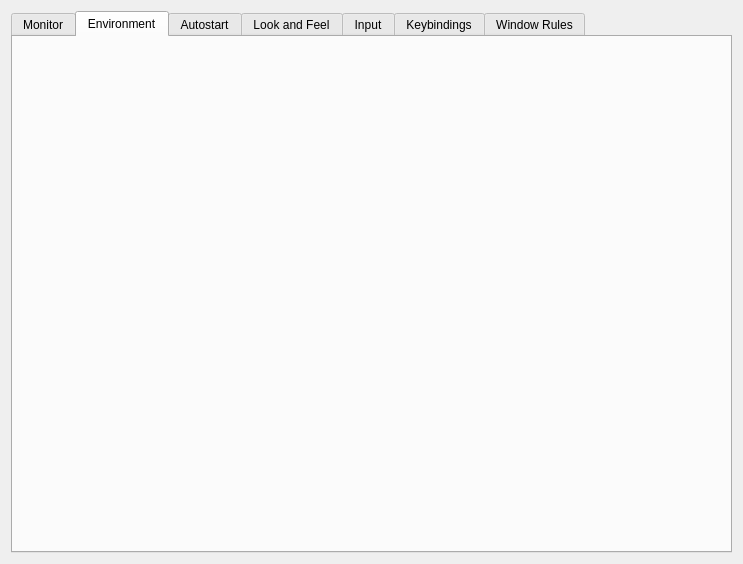
Before: the Qt Designer form widget.ui in EST2374/hypr-set, drawn with Qt 5.
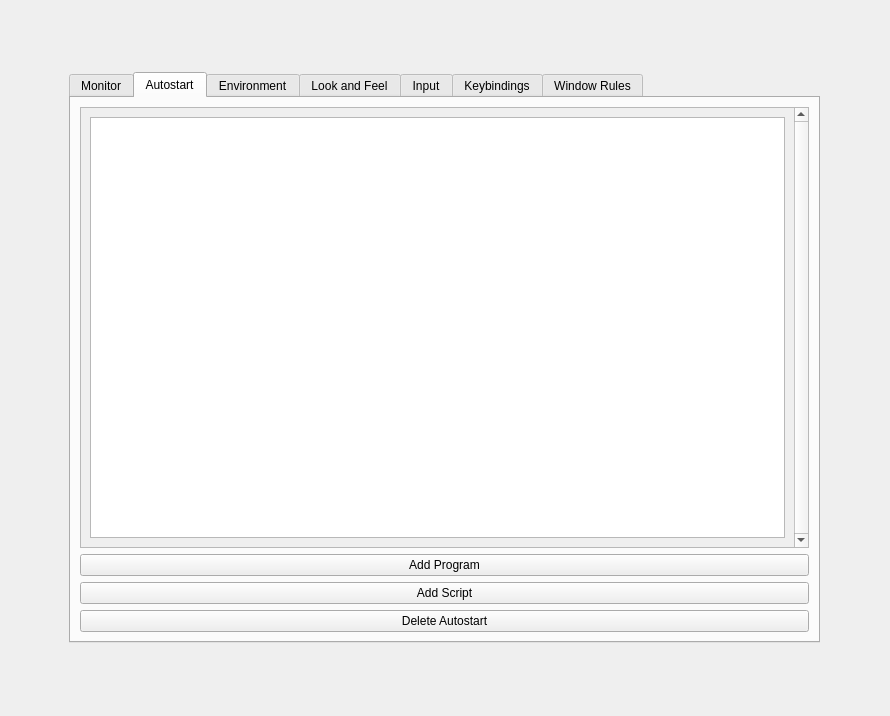
After: the same form once the commit is applied. The open tabs and pages were chosen to show the change.

Commit message: autostart beta

What changed in the file:
```diff
--- a/widget.ui
+++ b/widget.ui
@@ -6,21 +6,21 @@
    <rect>
     <x>0</x>
     <y>0</y>
-    <width>743</width>
-    <height>564</height>
+    <width>890</width>
+    <height>716</height>
    </rect>
   </property>
   <property name="windowTitle">
    <string>Form</string>
   </property>
-  <layout class="QVBoxLayout" name="verticalLayout_2">
+  <layout class="QHBoxLayout" name="horizontalLayout_10">
    <item>
     <widget class="QTabWidget" name="Menu_settings">
      <property name="enabled">
       <bool>true</bool>
      </property>
      <property name="sizePolicy">
-      <sizepolicy hsizetype="Expanding" vsizetype="Expanding">
+      <sizepolicy hsizetype="Fixed" vsizetype="Maximum">
        <horstretch>0</horstretch>
        <verstretch>0</verstretch>
       </sizepolicy>
@@ -38,15 +38,10 @@
       <attribute name="title">
        <string>Monitor</string>
       </attribute>
-      <widget class="QWidget" name="">
-       <property name="geometry">
-        <rect>
-         <x>10</x>
-         <y>30</y>
-         <width>301</width>
-         <height>291</height>
-        </rect>
-       </property>
+      <layout class="QVBoxLayout" name="verticalLayout_2">
+       <item>
+        <layout class="QVBoxLayout" name="verticalLayout_6">
+         <item>
        <layout class="QVBoxLayout" name="verticalLayout">
         <item>
          <layout class="QHBoxLayout" name="horizontalLayout">
@@ -105,19 +100,111 @@
          </layout>
         </item>
        </layout>
-      </widget>
+         </item>
+         <item>
+          <widget class="QPushButton" name="apply_button">
+           <property name="text">
+            <string>Apply</string>
+           </property>
+          </widget>
+         </item>
+        </layout>
+       </item>
+      </layout>
      </widget>
-     <widget class="QWidget" name="tab_2">
-      <attribute name="title">
-       <string>Environment</string>
-      </attribute>
-     </widget>
-     <widget class="QWidget" name="tab_3">
+     <widget class="QWidget" name="auto_tab">
       <attribute name="title">
        <string>Autostart</string>
       </attribute>
-     </widget>
-     <widget class="QWidget" name="tab_4">
+      <layout class="QVBoxLayout" name="verticalLayout_5">
+       <item>
+        <layout class="QHBoxLayout" name="horizontalLayout_7">
+         <item>
+          <layout class="QVBoxLayout" name="verticalLayout_3">
+           <item>
+            <widget class="QScrollArea" name="scrollArea">
+             <property name="verticalScrollBarPolicy">
+              <enum>Qt::ScrollBarPolicy::ScrollBarAlwaysOn</enum>
+             </property>
+             <property name="widgetResizable">
+              <bool>true</bool>
+             </property>
+             <widget class="QWidget" name="scrollAreaWidgetContents">
+              <property name="geometry">
+               <rect>
+                <x>0</x>
+                <y>0</y>
+                <width>709</width>
+                <height>435</height>
+               </rect>
+              </property>
+              <layout class="QVBoxLayout" name="verticalLayout_4">
+               <item>
+                <widget class="QListWidget" name="current_autostart">
+                 <property name="sizePolicy">
+                  <sizepolicy hsizetype="Preferred" vsizetype="Preferred">
+                   <horstretch>0</horstretch>
+                   <verstretch>0</verstretch>
+                  </sizepolicy>
+                 </property>
+                </widget>
+               </item>
+              </layout>
+             </widget>
+            </widget>
+           </item>
+           <item>
+            <widget class="QPushButton" name="add_program_button">
+             <property name="sizePolicy">
+              <sizepolicy hsizetype="Minimum" vsizetype="Fixed">
+               <horstretch>0</horstretch>
+               <verstretch>0</verstretch>
+              </sizepolicy>
+             </property>
+             <property name="text">
+              <string>Add Program</string>
+             </property>
+            </widget>
+           </item>
+           <item>
+            <widget class="QPushButton" name="add_script_button">
+             <property name="sizePolicy">
+              <sizepolicy hsizetype="Minimum" vsizetype="Fixed">
+               <horstretch>0</horstretch>
+               <verstretch>0</verstretch>
+              </sizepolicy>
+             </property>
+             <property name="text">
+              <string>Add Script</string>
+             </property>
+            </widget>
+           </item>
+           <item>
+            <widget class="QPushButton" name="del_autostart_button">
+             <property name="sizePolicy">
+              <sizepolicy hsizetype="Minimum" vsizetype="Fixed">
+               <horstretch>0</horstretch>
+               <verstretch>0</verstretch>
+              </sizepolicy>
+             </property>
+             <property name="text">
+              <string>Delete Autostart</string>
+             </property>
+            </widget>
+           </item>
+          </layout>
+         </item>
+        </layout>
+       </item>
+      </layout>
+     </widget>
+     <widget class="QWidget" name="env_tab">
+      <attribute name="title">
+       <string>Environment</string>
+      </attribute>
+      <layout class="QHBoxLayout" name="horizontalLayout_5"/>
+     </widget>
+     <widget class="QWidget" name="look_tab">
       <attribute name="title">
        <string>Look and Feel</string>
       </attribute>
```
Left out of the diff: 12 changed lines with no effect on the pictures. Lines whose indentation alone changed are shown as unchanged. The commit also changes 7 other files.
